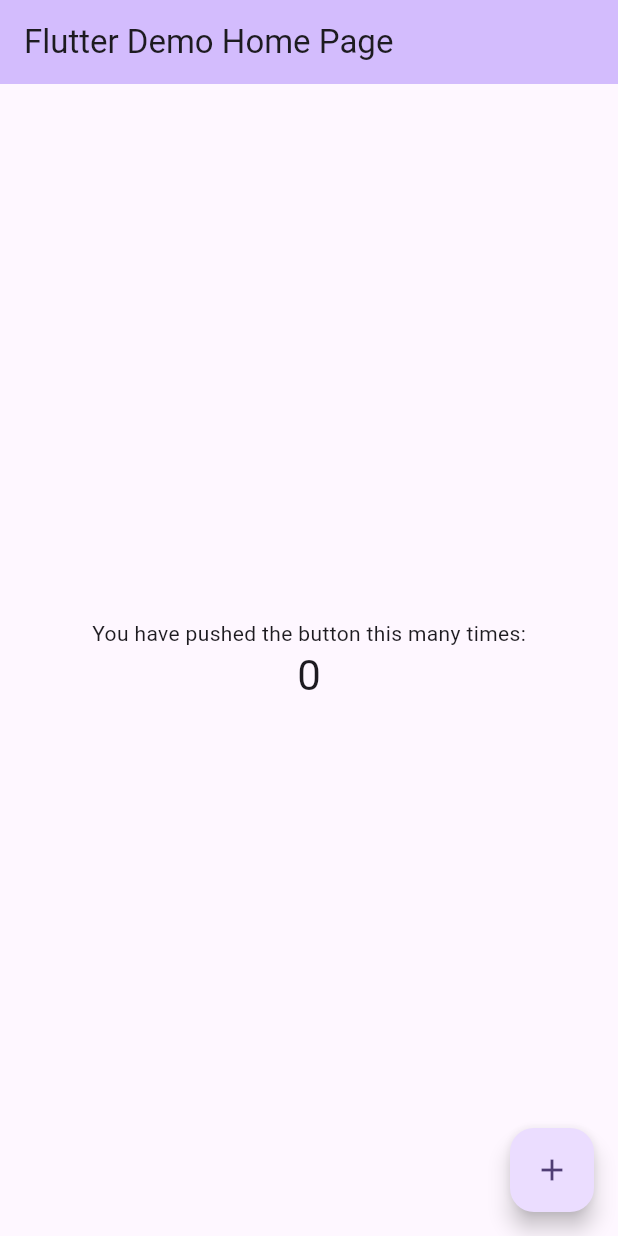
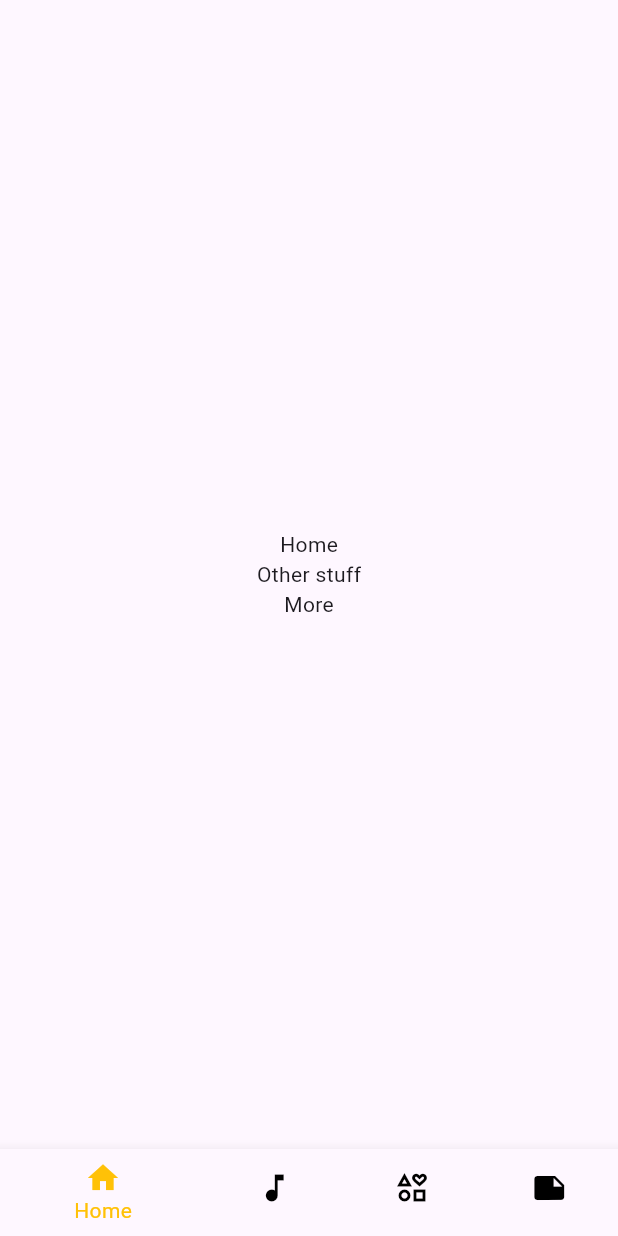
Before and after one commit to MJ-Chaudhry/Tranquille, a Flutter app: the screen it shows after launch, on a phone screen of 412 x 824 dp. Run offline on Flutter 3.47's test engine with Material 3 defaults, Android fonts, the phone set to English and light mode, and no system bars.

Commit message:
Created bottom naviagtion bar

```diff
--- /dev/null
+++ b/lib/home.dart
@@ -0,0 +1,20 @@
+import 'package:flutter/material.dart';
+
+class Home extends StatelessWidget {
+  const Home({super.key});
+
+  @override
+  Widget build(BuildContext context) {
+    return Center(
+      child: Column(
+        crossAxisAlignment: CrossAxisAlignment.center,
+        mainAxisAlignment: MainAxisAlignment.center,
+        children: [
+          Text("Home"),
+          Text("Other stuff"),
+          Text("More"),
+        ],
+      ),
+    );
+  }
+}
--- a/lib/main.dart
+++ b/lib/main.dart
@@ -1,4 +1,5 @@
 import 'package:flutter/material.dart';
+import 'package:tranquille/home.dart';
 
 void main() {
   runApp(const MyApp());
@@ -7,119 +8,65 @@
 class MyApp extends StatelessWidget {
   const MyApp({super.key});
 
-  // This widget is the root of your application.
   @override
   Widget build(BuildContext context) {
     return MaterialApp(
       title: 'Flutter Demo',
       theme: ThemeData(
-        // This is the theme of your application.
-        //
-        // TRY THIS: Try running your application with "flutter run". You'll see
-        // the application has a purple toolbar. Then, without quitting the app,
-        // try changing the seedColor in the colorScheme below to Colors.green
-        // and then invoke "hot reload" (save your changes or press the "hot
-        // reload" button in a Flutter-supported IDE, or press "r" if you used
-        // the command line to start the app).
-        //
-        // Notice that the counter didn't reset back to zero; the application
-        // state is not lost during the reload. To reset the state, use hot
-        // restart instead.
-        //
-        // This works for code too, not just values: Most code changes can be
-        // tested with just a hot reload.
         colorScheme: ColorScheme.fromSeed(seedColor: Colors.deepPurple),
         useMaterial3: true,
       ),
-      home: const MyHomePage(title: 'Flutter Demo Home Page'),
+      home: const Tranquille(),
+      debugShowCheckedModeBanner: false,
     );
   }
 }
 
-class MyHomePage extends StatefulWidget {
-  const MyHomePage({super.key, required this.title});
-
-  // This widget is the home page of your application. It is stateful, meaning
-  // that it has a State object (defined below) that contains fields that affect
-  // how it looks.
-
-  // This class is the configuration for the state. It holds the values (in this
-  // case the title) provided by the parent (in this case the App widget) and
-  // used by the build method of the State. Fields in a Widget subclass are
-  // always marked "final".
-
-  final String title;
+class Tranquille extends StatefulWidget {
+  const Tranquille({super.key});
 
   @override
-  State<MyHomePage> createState() => _MyHomePageState();
+  State<Tranquille> createState() => _TranquilleState();
 }
 
-class _MyHomePageState extends State<MyHomePage> {
-  int _counter = 0;
+class _TranquilleState extends State<Tranquille> {
+  int pageIndex = 0; // Current page selected.
 
-  void _incrementCounter() {
-    setState(() {
-      // This call to setState tells the Flutter framework that something has
-      // changed in this State, which causes it to rerun the build method below
-      // so that the display can reflect the updated values. If we changed
-      // _counter without calling setState(), then the build method would not be
-      // called again, and so nothing would appear to happen.
-      _counter++;
-    });
-  }
+  List<Widget> pages = [
+    const Home(),
+    Container(
+      color: Colors.blue,
+    ), // Music()
+    Container(
+      color: Colors.orange,
+    ),
+    Container(
+      color: Colors.grey,
+    ),
+  ];
 
   @override
   Widget build(BuildContext context) {
-    // This method is rerun every time setState is called, for instance as done
-    // by the _incrementCounter method above.
-    //
-    // The Flutter framework has been optimized to make rerunning build methods
-    // fast, so that you can just rebuild anything that needs updating rather
-    // than having to individually change instances of widgets.
-    return Scaffold(
-      appBar: AppBar(
-        // TRY THIS: Try changing the color here to a specific color (to
-        // Colors.amber, perhaps?) and trigger a hot reload to see the AppBar
-        // change color while the other colors stay the same.
-        backgroundColor: Theme.of(context).colorScheme.inversePrimary,
-        // Here we take the value from the MyHomePage object that was created by
-        // the App.build method, and use it to set our appbar title.
-        title: Text(widget.title),
+    return SafeArea(
+      child: Scaffold(
+        bottomNavigationBar: BottomNavigationBar(
+          fixedColor: Colors.amber,
+          unselectedItemColor: Colors.black,
+          items: const [
+            BottomNavigationBarItem(icon: Icon(Icons.home), label: "Home"),
+            BottomNavigationBarItem(
+                icon: Icon(Icons.music_note), label: "Music"),
+            BottomNavigationBarItem(
+                icon: Icon(Icons.interests_outlined), label: "Resources"),
+            BottomNavigationBarItem(icon: Icon(Icons.note), label: "Notes"),
+          ],
+          currentIndex: pageIndex,
+          onTap: (value) => setState(() {
+            pageIndex = value;
+          }),
+        ),
+        body: pages[pageIndex],
       ),
-      body: Center(
-        // Center is a layout widget. It takes a single child and positions it
-        // in the middle of the parent.
-        child: Column(
-          // Column is also a layout widget. It takes a list of children and
-          // arranges them vertically. By default, it sizes itself to fit its
-          // children horizontally, and tries to be as tall as its parent.
-          //
-          // Column has various properties to control how it sizes itself and
-          // how it positions its children. Here we use mainAxisAlignment to
-          // center the children vertically; the main axis here is the vertical
-          // axis because Columns are vertical (the cross axis would be
-          // horizontal).
-          //
-          // TRY THIS: Invoke "debug painting" (choose the "Toggle Debug Paint"
-          // action in the IDE, or press "p" in the console), to see the
-          // wireframe for each widget.
-          mainAxisAlignment: MainAxisAlignment.center,
-          children: <Widget>[
-            const Text(
-              'You have pushed the button this many times:',
-            ),
-            Text(
-              '$_counter',
-              style: Theme.of(context).textTheme.headlineMedium,
-            ),
-          ],
-        ),
-      ),
-      floatingActionButton: FloatingActionButton(
-        onPressed: _incrementCounter,
-        tooltip: 'Increment',
-        child: const Icon(Icons.add),
-      ), // This trailing comma makes auto-formatting nicer for build methods.
     );
   }
 }
```
